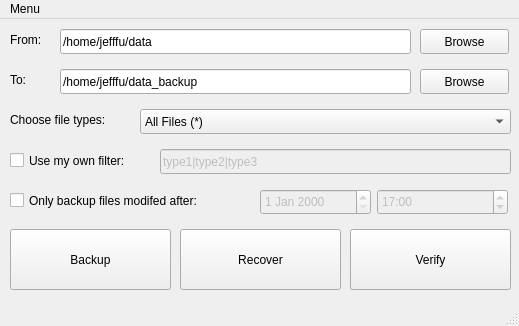
The window that mainwindow.ui (Fyy10/File-Backup-System) describes before a commit, drawn with Qt 5.
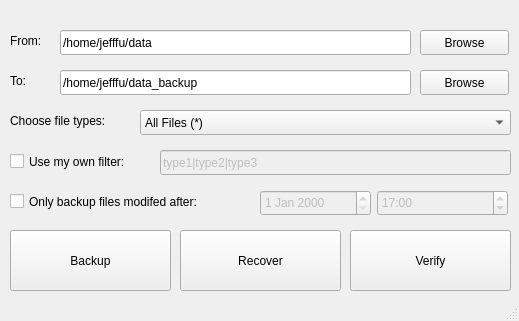
The same window after the commit.

```diff
--- a/mainwindow.ui
+++ b/mainwindow.ui
@@ -7,7 +7,7 @@
     <x>0</x>
     <y>0</y>
     <width>519</width>
-    <height>326</height>
+    <height>321</height>
    </rect>
   </property>
   <property name="windowTitle">
@@ -18,7 +18,7 @@
     <property name="geometry">
      <rect>
       <x>10</x>
-      <y>210</y>
+      <y>230</y>
       <width>161</width>
       <height>61</height>
      </rect>
@@ -31,7 +31,7 @@
     <property name="geometry">
      <rect>
       <x>180</x>
-      <y>210</y>
+      <y>230</y>
       <width>161</width>
       <height>61</height>
      </rect>
@@ -44,7 +44,7 @@
     <property name="geometry">
      <rect>
       <x>10</x>
-      <y>10</y>
+      <y>30</y>
       <width>67</width>
       <height>21</height>
      </rect>
@@ -57,7 +57,7 @@
     <property name="geometry">
      <rect>
       <x>10</x>
-      <y>50</y>
+      <y>70</y>
       <width>67</width>
       <height>21</height>
      </rect>
@@ -70,7 +70,7 @@
     <property name="geometry">
      <rect>
       <x>60</x>
-      <y>10</y>
+      <y>30</y>
       <width>351</width>
       <height>25</height>
      </rect>
@@ -89,7 +89,7 @@
     <property name="geometry">
      <rect>
       <x>60</x>
-      <y>50</y>
+      <y>70</y>
       <width>351</width>
       <height>25</height>
      </rect>
@@ -105,7 +105,7 @@
     <property name="geometry">
      <rect>
       <x>420</x>
-      <y>10</y>
+      <y>30</y>
       <width>89</width>
       <height>25</height>
      </rect>
@@ -118,7 +118,7 @@
     <property name="geometry">
      <rect>
       <x>420</x>
-      <y>50</y>
+      <y>70</y>
       <width>89</width>
       <height>25</height>
      </rect>
@@ -131,7 +131,7 @@
     <property name="geometry">
      <rect>
       <x>10</x>
-      <y>90</y>
+      <y>110</y>
       <width>131</width>
       <height>21</height>
      </rect>
@@ -144,7 +144,7 @@
     <property name="geometry">
      <rect>
       <x>140</x>
-      <y>90</y>
+      <y>110</y>
       <width>371</width>
       <height>25</height>
      </rect>
@@ -179,7 +179,7 @@
     <property name="geometry">
      <rect>
       <x>350</x>
-      <y>210</y>
+      <y>230</y>
       <width>161</width>
       <height>61</height>
      </rect>
@@ -195,7 +195,7 @@
     <property name="geometry">
      <rect>
       <x>260</x>
-      <y>170</y>
+      <y>190</y>
       <width>111</width>
       <height>26</height>
      </rect>
@@ -208,7 +208,7 @@
     <property name="geometry">
      <rect>
       <x>377</x>
-      <y>170</y>
+      <y>190</y>
       <width>131</width>
       <height>26</height>
      </rect>
@@ -228,7 +228,7 @@
     <property name="geometry">
      <rect>
       <x>10</x>
-      <y>170</y>
+      <y>190</y>
       <width>251</width>
       <height>23</height>
      </rect>
@@ -241,7 +241,7 @@
     <property name="geometry">
      <rect>
       <x>10</x>
-      <y>130</y>
+      <y>150</y>
       <width>251</width>
       <height>23</height>
      </rect>
@@ -257,7 +257,7 @@
     <property name="geometry">
      <rect>
       <x>160</x>
-      <y>130</y>
+      <y>150</y>
       <width>351</width>
       <height>25</height>
      </rect>
@@ -273,24 +273,6 @@
     </property>
    </widget>
   </widget>
-  <widget class="QMenuBar" name="menubar">
-   <property name="geometry">
-    <rect>
-     <x>0</x>
-     <y>0</y>
-     <width>519</width>
-     <height>28</height>
-    </rect>
-   </property>
-   <widget class="QMenu" name="menuMenu">
-    <property name="title">
-     <string>Menu</string>
-    </property>
-    <addaction name="actionLogout"/>
-    <addaction name="actionExit"/>
-   </widget>
-   <addaction name="menuMenu"/>
-  </widget>
   <widget class="QStatusBar" name="statusbar"/>
   <action name="actionLogout">
    <property name="text">
```
Left out of the diff: 10 changed lines with no effect on the pictures.
